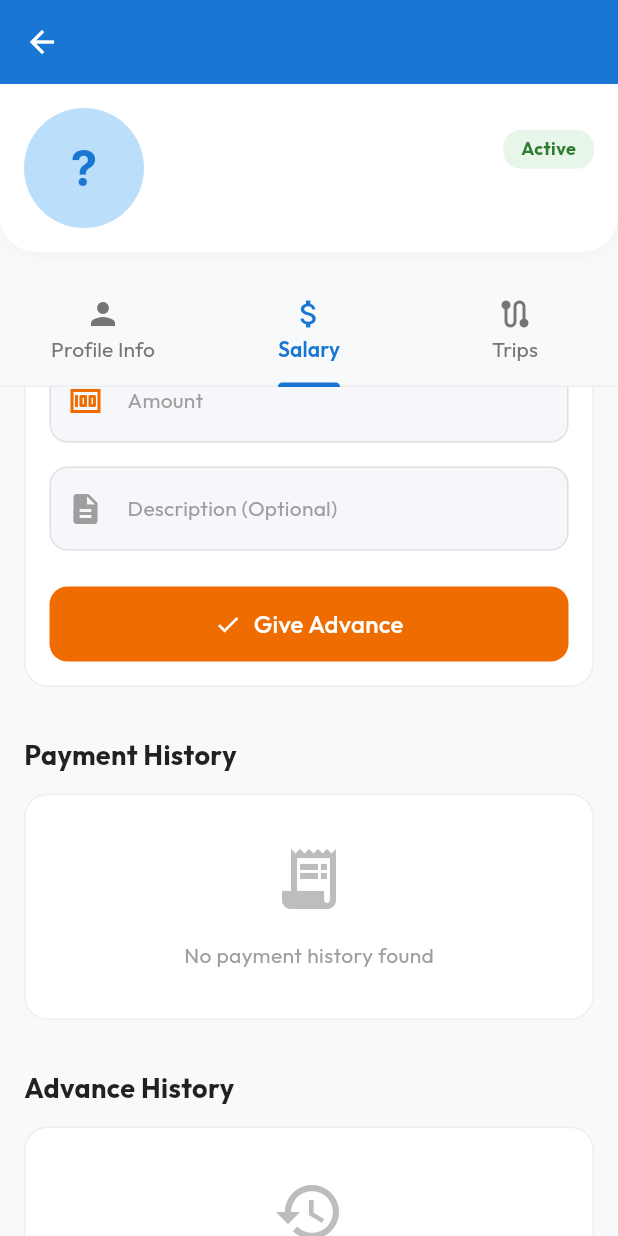
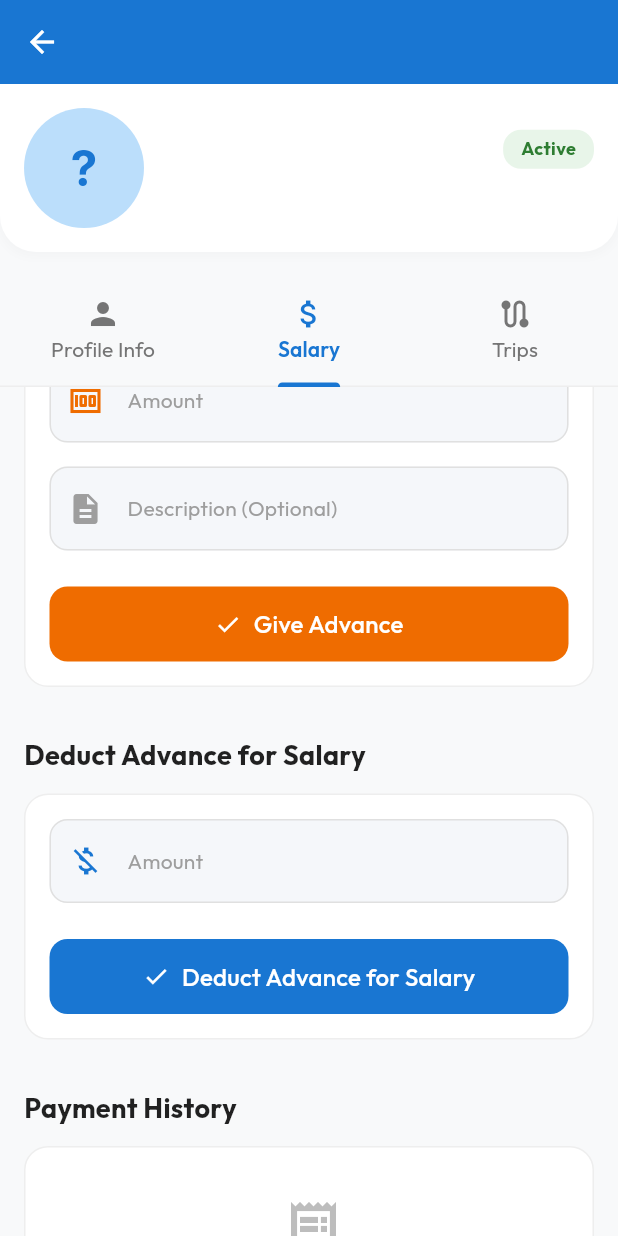
Before and after one commit to Nadarajan329/ns_transport_project3.0, a Flutter app: the EmployeeDetailScreen screen opened directly with empty values, tab 2 chosen, scrolled down 576 dp, on a phone screen of 412 x 824 dp. Run offline on Flutter 3.47's test engine with Material 3 defaults, Android fonts, the phone set to English and light mode, and no system bars; our stand-ins replace flutter_animate, flutter_map, flutter_riverpod, geolocator, google_fonts, google_sign_in and 6 more; accounts and stored records are empty.

Commit message:
feat: implement advance deduction from salary with glitter UI

```diff
--- a/lib/core/localization/app_translations.dart
+++ b/lib/core/localization/app_translations.dart
@@ -126,6 +126,8 @@ class AppTranslations {
       'amount_paid': 'Amount Paid',
       'record_payment': 'Record Payment',
       'give_advance': 'Give Advance',
+      'deduct_advance_from_salary': 'Deduct Advance for Salary',
+      'advance_deduction': 'Advance Deduction',
 
       // Profile & Trips Detail
       'personal_information': 'Personal Information',
@@ -323,6 +325,8 @@ class AppTranslations {
       'amount_paid': 'செலுத்தப்பட்ட தொகை',
       'record_payment': 'கட்டணத்தை பதிவு செய்',
       'give_advance': 'முன்பணம் கொடு',
+      'deduct_advance_from_salary': 'சம்பளத்திலிருந்து முன்பணத்தை கழி',
+      'advance_deduction': 'முன்பணம் கழித்தல்',
 
       // Profile & Trips Detail
       'personal_information': 'தனிப்பட்ட தகவல்கள்',
--- a/lib/providers/salary_provider.dart
+++ b/lib/providers/salary_provider.dart
@@ -43,7 +43,7 @@ class SalaryNotifier extends StateNotifier<AsyncValue<List<SalaryModel>>> {
           newList[index] = updatedSalary;
           state = AsyncValue.data(newList);
         } else {
-          state = AsyncValue.data([...existingSalaries, updatedSalary]);
+          state = AsyncValue.data([updatedSalary, ...existingSalaries]);
         }
       }
     } catch (e) {
--- a/lib/screens/owner/employee_detail_screen.dart
+++ b/lib/screens/owner/employee_detail_screen.dart
@@ -10,6 +10,7 @@ import 'package:ns_transport/models/advance_history_model.dart';
 import 'package:ns_transport/providers/locale_provider.dart';
 import 'package:ns_transport/core/localization/app_translations.dart';
 import 'package:ns_transport/core/theme/app_theme.dart';
+import 'package:flutter_animate/flutter_animate.dart';
 
 class EmployeeDetailScreen extends ConsumerStatefulWidget {
   final Map<String, dynamic> driver;
@@ -28,6 +29,9 @@ class _EmployeeDetailScreenState extends ConsumerState<EmployeeDetailScreen> wit
   final _advanceFormKey = GlobalKey<FormState>();
   final _advanceAmountController = TextEditingController();
   final _advanceDescController = TextEditingController();
+
+  final _deductAdvanceFormKey = GlobalKey<FormState>();
+  final _deductAdvanceAmountController = TextEditingController();
 
   String _selectedDay = DateTime.now().day.toString();
   String _selectedMonth = DateTime.now().month.toString();
@@ -52,6 +56,7 @@ class _EmployeeDetailScreenState extends ConsumerState<EmployeeDetailScreen> wit
     _amountController.dispose();
     _advanceAmountController.dispose();
     _advanceDescController.dispose();
+    _deductAdvanceAmountController.dispose();
     super.dispose();
   }
 
@@ -112,6 +117,43 @@ class _EmployeeDetailScreenState extends ConsumerState<EmployeeDetailScreen> wit
     } catch (e) {
       ScaffoldMessenger.of(context).showSnackBar(
         SnackBar(content: Text('${AppTranslations.get('failed_advance', ref.read(localeProvider))}: $e')),
+      );
+    }
+  }
+
+  void _recordAdvanceDeduction() async {
+    if (!_deductAdvanceFormKey.currentState!.validate()) return;
+
+    final amount = double.tryParse(_deductAdvanceAmountController.text) ?? 0;
+    if (amount <= 0) return;
+
+    final day = DateTime.now().day;
+    final month = DateTime.now().month;
+    final year = DateTime.now().year;
+    final driverId = widget.driver['id']?.toString() ?? '';
+
+    try {
+      final salary = SalaryModel(
+        driverId: driverId,
+        totalSalary: 0,
+        paidAmount: amount,
+        advanceAmount: amount, // Used to identify this specific type of transaction in history
+        month: month,
+        year: year,
+        day: day,
+      );
+
+      await ref.read(salaryProvider.notifier).upsertSalary(salary);
+      await ref.read(advanceHistoryProvider(driverId).notifier).deductAdvance(amount, AppTranslations.get('advance_deduction', ref.read(localeProvider)));
+
+      if (!mounted) return;
+      ScaffoldMessenger.of(context).showSnackBar(
+        SnackBar(content: Text(AppTranslations.get('payment_success', ref.read(localeProvider)))),
+      );
+      _deductAdvanceAmountController.clear();
+    } catch (e) {
+      ScaffoldMessenger.of(context).showSnackBar(
+        SnackBar(content: Text('${AppTranslations.get('failed_payment', ref.read(localeProvider))}: $e')),
       );
     }
   }
@@ -386,6 +428,17 @@ class _EmployeeDetailScreenState extends ConsumerState<EmployeeDetailScreen> wit
               _buildAddAdvanceForm(isDark, locale),
               const SizedBox(height: 32),
               Text(
+                AppTranslations.get('deduct_advance_from_salary', locale),
+                style: AppTheme.getFont(locale,
+                  fontSize: 18,
+                  fontWeight: FontWeight.bold,
+                  color: isDark ? Colors.white : Colors.black87,
+                ),
+              ),
+              const SizedBox(height: 12),
+              _buildDeductAdvanceForm(isDark, locale),
+              const SizedBox(height: 32),
+              Text(
                 AppTranslations.get('payment_history', locale),
                 style: AppTheme.getFont(locale,
                   fontSize: 18,
@@ -548,6 +601,48 @@ class _EmployeeDetailScreenState extends ConsumerState<EmployeeDetailScreen> wit
     );
   }
 
+  Widget _buildDeductAdvanceForm(bool isDark, String locale) {
+    return Container(
+      padding: const EdgeInsets.all(16),
+      decoration: BoxDecoration(
+        color: isDark ? Theme.of(context).cardTheme.color : Colors.white,
+        borderRadius: BorderRadius.circular(16),
+        border: Border.all(color: isDark ? Colors.white12 : Colors.grey.shade200),
+      ),
+      child: Form(
+        key: _deductAdvanceFormKey,
+        child: Column(
+          children: [
+            TextFormField(
+              controller: _deductAdvanceAmountController,
+              keyboardType: TextInputType.number,
+              decoration: InputDecoration(
+                labelText: AppTranslations.get('amount', locale),
+                prefixIcon: const Icon(Icons.money_off, color: Color(0xFF1976D2)),
+                border: OutlineInputBorder(borderRadius: BorderRadius.circular(12)),
+              ),
+              validator: (val) => val == null || val.isEmpty ? AppTranslations.get('required', locale) : null,
+            ),
+            const SizedBox(height: 24),
+            SizedBox(
+              width: double.infinity,
+              height: 50,
+              child: ElevatedButton.icon(
+                onPressed: _recordAdvanceDeduction,
+                icon: const Icon(Icons.check, color: Colors.white),
+                label: Text(AppTranslations.get('deduct_advance_from_salary', locale), style: AppTheme.getFont(locale, color: Colors.white, fontSize: 16)),
+                style: ElevatedButton.styleFrom(
+                  backgroundColor: const Color(0xFF1976D2),
+                  shape: RoundedRectangleBorder(borderRadius: BorderRadius.circular(12)),
+                ),
+              ),
+            ),
+          ],
+        ),
+      ),
+    );
+  }
+
   Widget _buildPaymentHistory(List<SalaryModel> salaries, bool isDark, String locale) {
     if (salaries.isEmpty) {
       return Container(
@@ -591,20 +686,27 @@ class _EmployeeDetailScreenState extends ConsumerState<EmployeeDetailScreen> wit
           titleText = 'Month: ${salary.month}/${salary.year}';
         }
 
-        return Card(
+        final isAdvanceDeduction = salary.advanceAmount > 0;
+        final card = Card(
           margin: const EdgeInsets.only(bottom: 12),
           shape: RoundedRectangleBorder(borderRadius: BorderRadius.circular(12)),
           child: ListTile(
-            leading: const CircleAvatar(
-              backgroundColor: Color(0xFFE8F5E9),
-              child: Icon(Icons.payments, color: Color(0xFF2E7D32)),
+            leading: CircleAvatar(
+              backgroundColor: isAdvanceDeduction ? const Color(0xFFE3EDF7) : const Color(0xFFE8F5E9),
+              child: Icon(isAdvanceDeduction ? Icons.money_off : Icons.payments, color: isAdvanceDeduction ? const Color(0xFF1976D2) : const Color(0xFF2E7D32)),
             ),
-            title: Text(titleText, style: const TextStyle(fontWeight: FontWeight.bold)),
+            title: Text(isAdvanceDeduction ? AppTranslations.get('advance_deduction', locale) : titleText, style: const TextStyle(fontWeight: FontWeight.bold)),
+            subtitle: isAdvanceDeduction ? Text(titleText, style: const TextStyle(fontSize: 12)) : null,
             trailing: Text(
               '+${salary.paidAmount.toStringAsFixed(2)}',
-              style: const TextStyle(color: Color(0xFF2E7D32), fontWeight: FontWeight.bold, fontSize: 16),
+              style: TextStyle(color: isAdvanceDeduction ? const Color(0xFF1976D2) : const Color(0xFF2E7D32), fontWeight: FontWeight.bold, fontSize: 16),
             ),
           ),
+        );
+
+        return card.animate(onPlay: (controller) => controller.repeat()).shimmer(
+          duration: 1500.ms,
+          color: isAdvanceDeduction ? Colors.blue.withOpacity(0.3) : Colors.green.withOpacity(0.15),
         );
       },
     );
@@ -645,7 +747,7 @@ class _EmployeeDetailScreenState extends ConsumerState<EmployeeDetailScreen> wit
         final item = history[index];
         final isGiven = item.type == 'given_by_owner';
 
-        return Card(
+        final card = Card(
           margin: const EdgeInsets.only(bottom: 12),
           shape: RoundedRectangleBorder(borderRadius: BorderRadius.circular(12)),
           child: ListTile(
@@ -664,6 +766,11 @@ class _EmployeeDetailScreenState extends ConsumerState<EmployeeDetailScreen> wit
               ),
             ),
           ),
+        );
+
+        return card.animate(onPlay: (controller) => controller.repeat()).shimmer(
+          duration: 1500.ms,
+          color: isGiven ? Colors.green.withOpacity(0.15) : Colors.red.withOpacity(0.15),
         );
       },
     );
--- a/lib/services/advance_service.dart
+++ b/lib/services/advance_service.dart
@@ -51,4 +51,33 @@ class AdvanceService {
       throw ServerFailure(message: 'Failed to give advance: $e');
     }
   }
+
+  Future<AdvanceHistoryModel> deductAdvance(String driverId, double amount, String description) async {
+    try {
+      // 1. Insert into advance_history as a deduction
+      final historyResponse = await _supabase
+          .from('advance_history')
+          .insert({
+            'driver_id': driverId,
+            'amount': amount,
+            'type': 'expense_adjustment', // Changed from deducted_for_salary to satisfy DB check constraint
+            'description': description,
+          })
+          .select()
+          .single();
+
+      // 2. Update advance_balance in users table
+      final userRes = await _supabase.from('users').select('advance_balance').eq('id', driverId).single();
+      double currentBalance = (userRes['advance_balance'] as num?)?.toDouble() ?? 0.0;
+
+      await _supabase
+          .from('users')
+          .update({'advance_balance': currentBalance - amount})
+          .eq('id', driverId);
+
+      return AdvanceHistoryModel.fromJson(historyResponse);
+    } catch (e) {
+      throw ServerFailure(message: 'Failed to deduct advance: $e');
+    }
+  }
 }
--- a/lib/services/salary_service.dart
+++ b/lib/services/salary_service.dart
@@ -13,7 +13,8 @@ class SalaryService {
           .select()
           .eq('driver_id', driverId)
           .order('year', ascending: false)
-          .order('month', ascending: false);
+          .order('month', ascending: false)
+          .order('created_at', ascending: false);
 
       return response.map((json) => SalaryModel.fromJson(json)).toList();
     } catch (e) {
@@ -27,7 +28,8 @@ class SalaryService {
           .from('salaries')
           .select()
           .order('year', ascending: false)
-          .order('month', ascending: false);
+          .order('month', ascending: false)
+          .order('created_at', ascending: false);
 
       return response.map((json) => SalaryModel.fromJson(json)).toList();
     } catch (e) {
```
Also changed, not shown: lib/providers/advance_provider.dart (+13 -0 lines), lib/screens/driver/driver_salary_screen.dart (+20 -7 lines).
